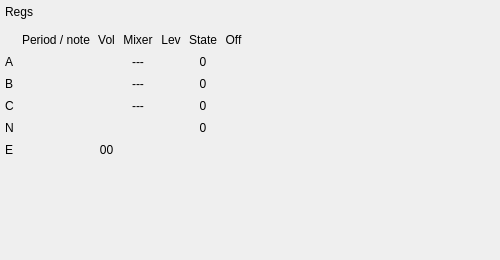
First picture: the form in ui/dbgwidgets/form_psg.ui, repository Volutar/xpeccy-plus, before the edit.
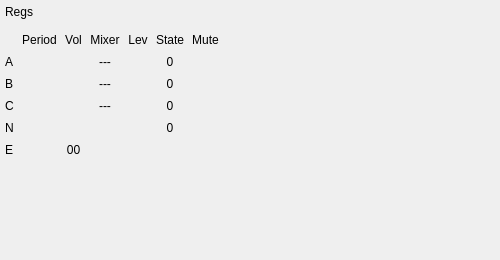
Second picture: the form after the edit.

What changed in the file:
```diff
--- a/ui/dbgwidgets/form_psg.ui
+++ b/ui/dbgwidgets/form_psg.ui
@@ -77,7 +77,7 @@
      <item row="0" column="1">
       <widget class="QLabel" name="labHdrPeriod">
        <property name="text">
-        <string>Period / note</string>
+        <string>Period</string>
        </property>
        <property name="alignment">
         <set>Qt::AlignCenter</set>
@@ -127,7 +127,7 @@
      <item row="0" column="6">
       <widget class="QLabel" name="labHdrMute">
        <property name="text">
-        <string>Off</string>
+        <string>Mute</string>
        </property>
        <property name="alignment">
         <set>Qt::AlignCenter</set>
```
